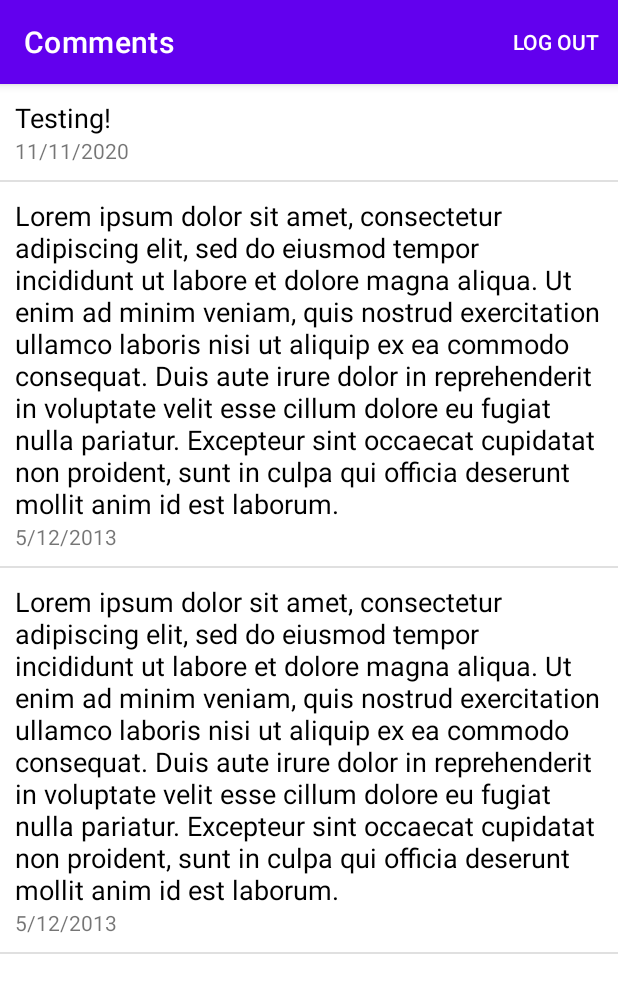
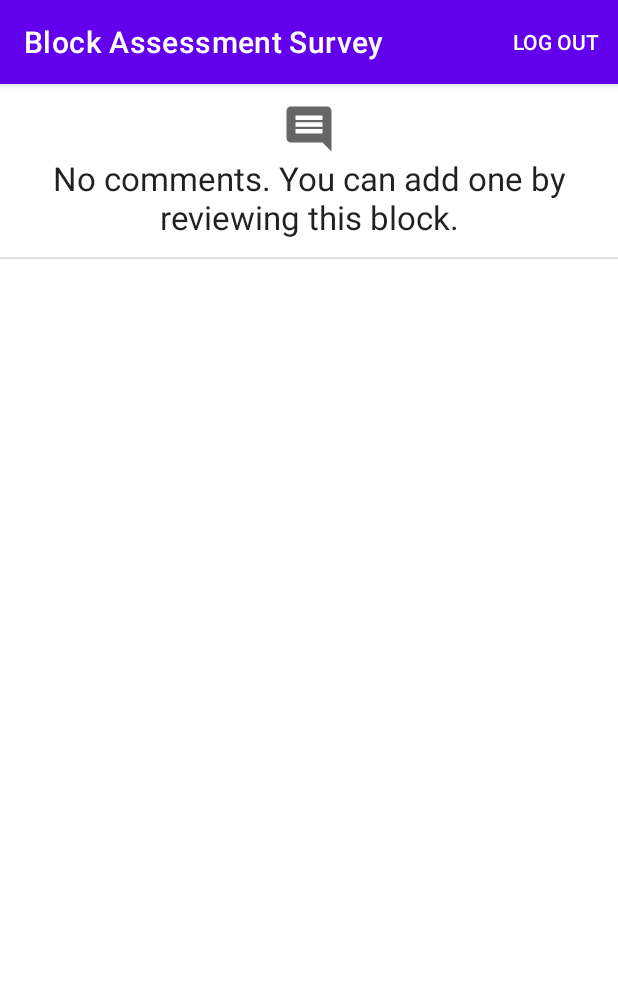
Before and after one commit to ericfesta2/cmsc436-blockassessmentsurvey, an Android app: the CommentsActivity screen opened directly, with no data from a screen before it, on a phone screen of 412 x 824 dp. Shown: the top 993 px of the screen. Run offline under Robolectric (Android 15) with nearby library versions, the phone set to English and light mode, and no system bars; our stand-ins replace Firebase (no records; nobody signed in at launch, a user with empty details on screens opened directly).

Commit message:
More UI enhancements, CommentsActivity improvements

```diff
--- a/app/src/main/java/com/example/blockassessmentsurvey/CommentsActivity.kt
+++ b/app/src/main/java/com/example/blockassessmentsurvey/CommentsActivity.kt
@@ -2,20 +2,27 @@ package com.example.blockassessmentsurvey
 
 import android.content.Intent
 import android.os.Bundle
+import android.util.Log
 import android.view.Menu
 import android.view.MenuItem
 import android.widget.ListView
 import androidx.appcompat.app.AppCompatActivity
 import com.google.firebase.auth.FirebaseAuth
+import com.google.firebase.database.DataSnapshot
+import com.google.firebase.database.DatabaseError
+import com.google.firebase.database.FirebaseDatabase
+import com.google.firebase.database.ValueEventListener
+import com.google.firebase.ktx.Firebase
+import java.lang.Exception
 
 class CommentsActivity : AppCompatActivity() {
     private lateinit var mAuth: FirebaseAuth
+    private val reviewList = mutableListOf<Review>()
     private lateinit var mCommentsList: ListView
 
     override fun onCreate(savedInstanceState: Bundle?) {
         super.onCreate(savedInstanceState)
         setContentView(R.layout.comments_page)
-        title = "Comments"
 
         mAuth = FirebaseAuth.getInstance()
 
@@ -27,19 +34,52 @@ class CommentsActivity : AppCompatActivity() {
 
         mCommentsList = findViewById(R.id.reviewsList)
 
-        val reviewList = listOf(
-                Review("Eric", mapOf(), "11/11/2020", "Testing!"),
-                Review("Test User", mapOf(), "5/12/2013", "Lorem ipsum dolor sit amet, consectetur adipiscing elit, sed do eiusmod tempor incididunt ut labore et dolore magna aliqua. Ut enim ad minim veniam, quis nostrud exercitation ullamco laboris nisi ut aliquip ex ea commodo consequat. Duis aute irure dolor in reprehenderit in voluptate velit esse cillum dolore eu fugiat nulla pariatur. Excepteur sint occaecat cupidatat non proident, sunt in culpa qui officia deserunt mollit anim id est laborum."),
-                Review("Test User", mapOf(), "5/12/2013", "Lorem ipsum dolor sit amet, consectetur adipiscing elit, sed do eiusmod tempor incididunt ut labore et dolore magna aliqua. Ut enim ad minim veniam, quis nostrud exercitation ullamco laboris nisi ut aliquip ex ea commodo consequat. Duis aute irure dolor in reprehenderit in voluptate velit esse cillum dolore eu fugiat nulla pariatur. Excepteur sint occaecat cupidatat non proident, sunt in culpa qui officia deserunt mollit anim id est laborum.")
-        )
+        val state = intent.getStringExtra("State")
+        val city = intent.getStringExtra("City")
+        val street = intent.getStringExtra("Street")
+
+        val path = "$state/$city/$street"
+
+        val database = FirebaseDatabase.getInstance()
+        val ref = database.getReference(path)
+
+        // Adapted from Lab 7 - Firebase
+        ref.addValueEventListener(object : ValueEventListener {
+            override fun onDataChange(dataSnapshot: DataSnapshot) {
+                reviewList.clear()
+
+                Log.i("View Reviews", dataSnapshot.toString())
+
+                for (postSnapshot in dataSnapshot.children) {
+                    try {
+                        val review = postSnapshot.getValue(Review::class.java)!!
+                        reviewList.add(review)
+                        update()
+                    } catch (e: Exception) {
+                        Log.i("View Comments", e.toString())
+                    } finally {
+
+                    }
+                }
+
+                update()
+            }
+
+            override fun onCancelled(databaseError: DatabaseError) {
+
+            }
+        })
+
+    }
+
+    private fun update() {
+        val reviewAdapter = ReviewList(this, reviewList)
+        findViewById<ListView>(R.id.reviewsList).adapter = reviewAdapter
 
         if (reviewList.isEmpty()) {
             val noCommentsFooter = layoutInflater.inflate(R.layout.no_comments_footer, mCommentsList, false)
             mCommentsList.addFooterView(noCommentsFooter)
         }
-
-        val reviewAdapter = ReviewList(this, reviewList)
-        findViewById<ListView>(R.id.reviewsList).adapter = reviewAdapter
     }
 
     override fun onCreateOptionsMenu(menu: Menu?): Boolean {
--- a/app/src/main/res/values/strings.xml
+++ b/app/src/main/res/values/strings.xml
@@ -24,7 +24,6 @@
     <string name="loc_empty">Please provide a street name, city name, and state to proceed.</string>
     <string name="loc_not_found">Unable to get your current location. Please enter it manually.</string>
     <string name="no_comments_ind">No comments. You can add one by reviewing this block.</string>
-    <string name="api_key">AIzaSyCT2cGpBggM_UiAExYwJUB2LQH-AkwphP4</string>
 
     <!-- ViewReviewsActivity -->
     <string name="has_reviewed">You have already reviewed this location.</string>
```
Also changed, not shown: app/src/main/java/com/example/blockassessmentsurvey/MainActivity.kt (+33 -67 lines).
